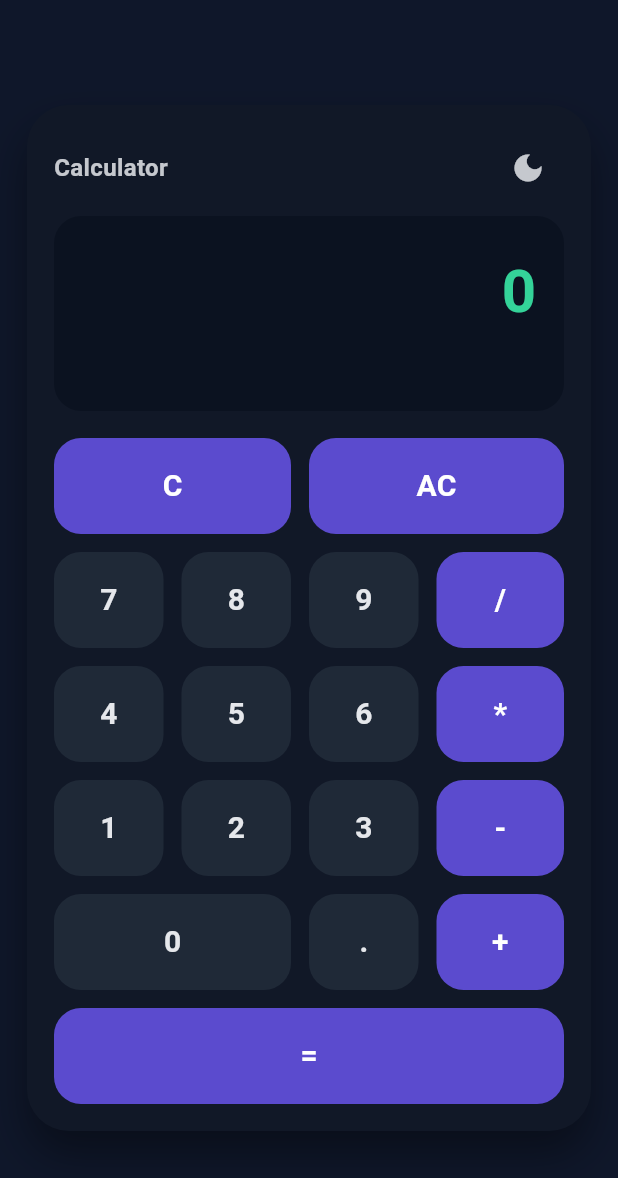
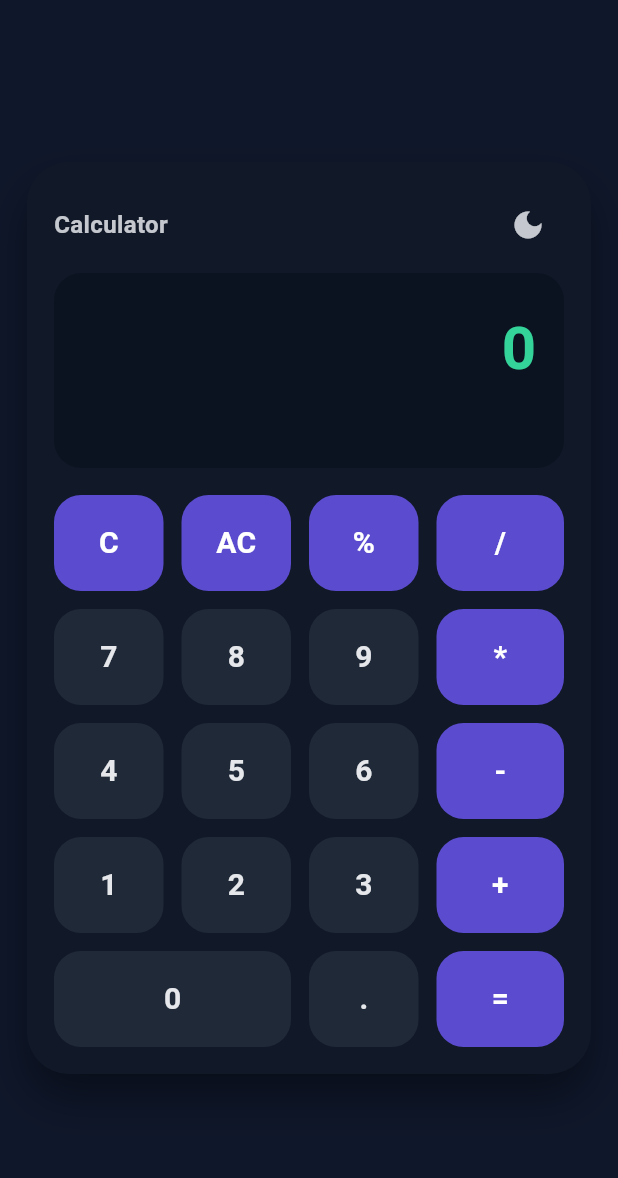
Before and after one commit to Phyvlik/calculator_app_hw_01, a Flutter app: the screen it shows after launch, on a phone screen of 412 x 824 dp. Shown: the top 1178 px of the screen. Run offline on Flutter 3.47's test engine with Material 3 defaults, Android fonts, the light colour scheme and no system bars.

Commit message:
Part II feature #5: percentage operation
Add pressPercent() which divides the current display value by 100. Add a %
button in the top row. Reorganize the grid so row 1 holds C, AC, %, / and
the number rows each carry their natural operator column (-,+,=).

```diff
--- a/lib/main.dart
+++ b/lib/main.dart
@@ -6,6 +6,7 @@ void main() => runApp(const CalculatorApp());
 /// Part II Feature #1: Theme Toggle (light / dark)
 /// Part II Feature #2: Clear / All Clear (C / AC)
 /// Part II Feature #3: Error Handling (division by zero, incomplete input)
+/// Part II Feature #5: Percentage Operation
 class CalculatorApp extends StatelessWidget {
   const CalculatorApp({super.key});
 
@@ -167,6 +168,26 @@ class _CalculatorScreenState extends State<CalculatorScreen> {
       selectedOperator = op;
       startNewNumber = true;
       errorMessage = null;
+    });
+  }
+
+  // =========================
+  // Feature #5: Percentage
+  // =========================
+
+  /// Divide the current display value by 100
+  void pressPercent() {
+    if (hasError) _clearErrorOnly();
+
+    final value = _parseDisplay();
+    if (value == null) {
+      _setError('Invalid number');
+      return;
+    }
+
+    setState(() {
+      displayText = _formatNumber(value / 100);
+      startNewNumber = true;
     });
   }
 
@@ -335,9 +356,8 @@ class _CalculatorScreenState extends State<CalculatorScreen> {
                     _Grid(
                       gap: 12,
                       children: [
-                        // Row 1: C (span 2), AC (span 2)
+                        // Row 1: C, AC, %, /
                         GridItem(
-                          span: 2,
                           child: CalcButton(
                             label: 'C',
                             bg: operatorBtn,
@@ -346,7 +366,6 @@ class _CalculatorScreenState extends State<CalculatorScreen> {
                           ),
                         ),
                         GridItem(
-                          span: 2,
                           child: CalcButton(
                             label: 'AC',
                             bg: operatorBtn,
@@ -354,16 +373,12 @@ class _CalculatorScreenState extends State<CalculatorScreen> {
                             onTap: allClear,
                           ),
                         ),
-
-                        // Row 2: 7 8 9 /
-                        ...['7', '8', '9'].map(
-                          (d) => GridItem(
-                            child: CalcButton(
-                              label: d,
-                              bg: numberBtn,
-                              fg: textColor,
-                              onTap: () => pressDigit(d),
-                            ),
+                        GridItem(
+                          child: CalcButton(
+                            label: '%',
+                            bg: operatorBtn,
+                            fg: Colors.white,
+                            onTap: pressPercent,
                           ),
                         ),
                         GridItem(
@@ -375,8 +390,8 @@ class _CalculatorScreenState extends State<CalculatorScreen> {
                           ),
                         ),
 
-                        // Row 3: 4 5 6 *
-                        ...['4', '5', '6'].map(
+                        // Row 2: 7 8 9 *
+                        ...['7', '8', '9'].map(
                           (d) => GridItem(
                             child: CalcButton(
                               label: d,
@@ -395,8 +410,8 @@ class _CalculatorScreenState extends State<CalculatorScreen> {
                           ),
                         ),
 
-                        // Row 4: 1 2 3 -
-                        ...['1', '2', '3'].map(
+                        // Row 3: 4 5 6 -
+                        ...['4', '5', '6'].map(
                           (d) => GridItem(
                             child: CalcButton(
                               label: d,
@@ -415,7 +430,27 @@ class _CalculatorScreenState extends State<CalculatorScreen> {
                           ),
                         ),
 
-                        // Row 5: 0 (span 2), . , +
+                        // Row 4: 1 2 3 +
+                        ...['1', '2', '3'].map(
+                          (d) => GridItem(
+                            child: CalcButton(
+                              label: d,
+                              bg: numberBtn,
+                              fg: textColor,
+                              onTap: () => pressDigit(d),
+                            ),
+                          ),
+                        ),
+                        GridItem(
+                          child: CalcButton(
+                            label: '+',
+                            bg: operatorBtn,
+                            fg: Colors.white,
+                            onTap: () => pressOperator('+'),
+                          ),
+                        ),
+
+                        // Row 5: 0 (span 2), . , =
                         GridItem(
                           span: 2,
                           child: CalcButton(
@@ -434,17 +469,6 @@ class _CalculatorScreenState extends State<CalculatorScreen> {
                           ),
                         ),
                         GridItem(
-                          child: CalcButton(
-                            label: '+',
-                            bg: operatorBtn,
-                            fg: Colors.white,
-                            onTap: () => pressOperator('+'),
-                          ),
-                        ),
-
-                        // Row 6: = (full width)
-                        GridItem(
-                          span: 4,
                           child: CalcButton(
                             label: '=',
                             bg: operatorBtn,
```
